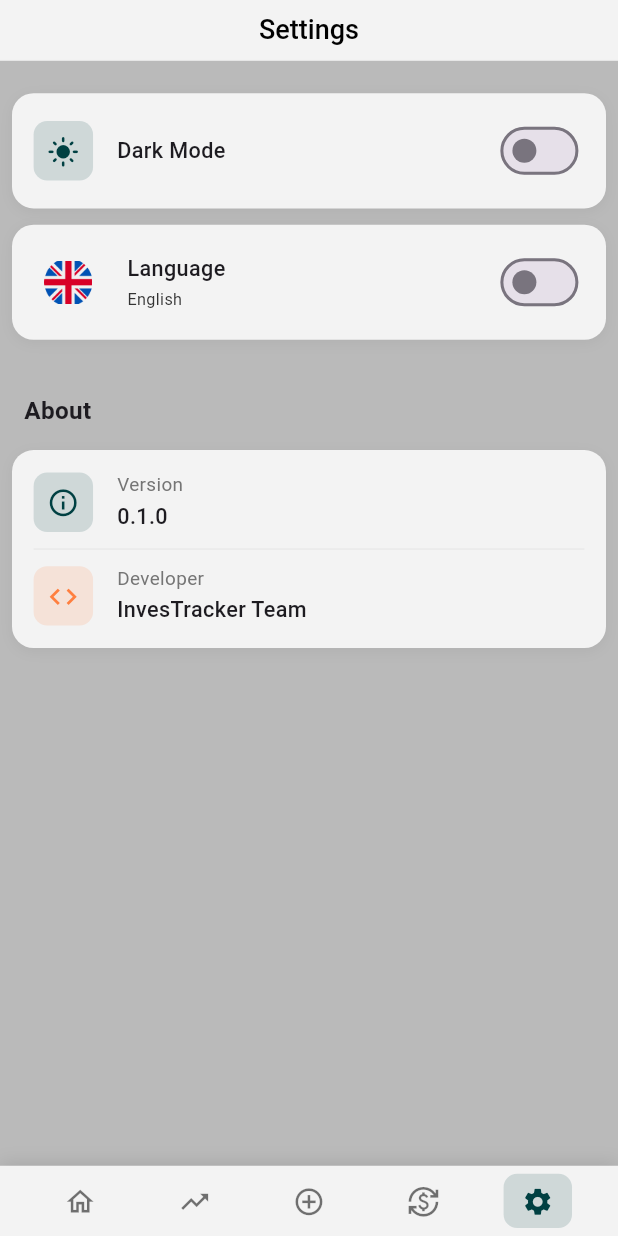
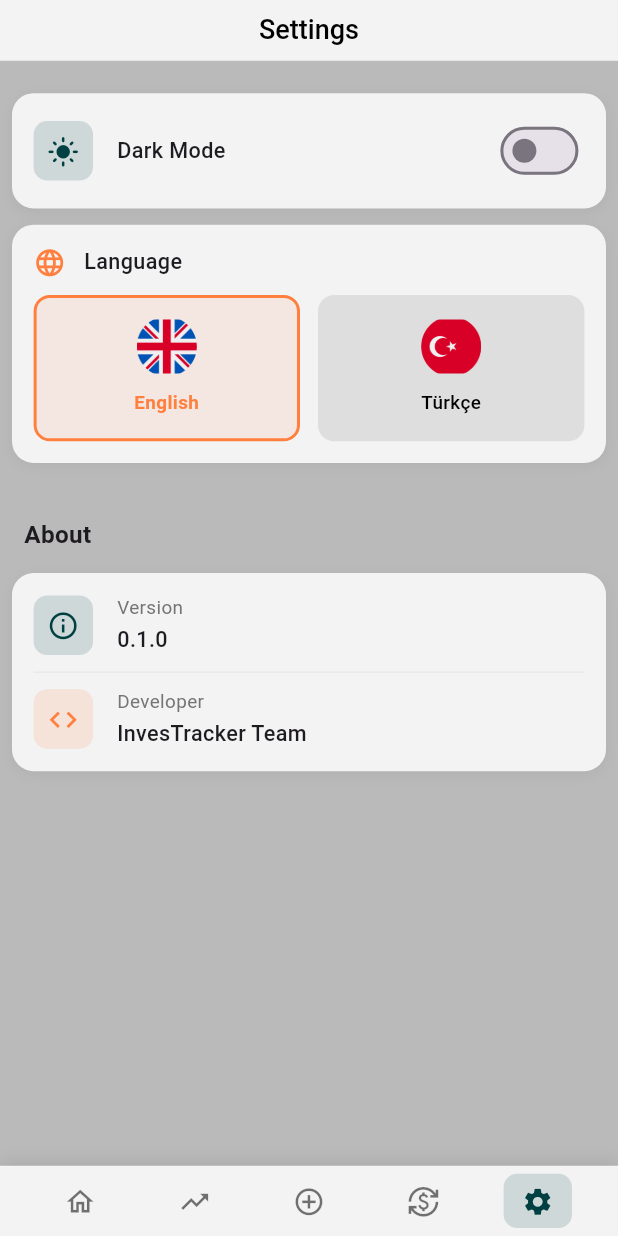
Before and after one commit to YigitAkture/InvesTracker, a Flutter app: the screen it shows after launch, item 5 of the bottom bar chosen, on a phone screen of 412 x 824 dp. Run offline on Flutter 3.47's test engine with Material 3 defaults, Android fonts, the phone set to English and light mode, and no system bars; our stand-ins replace flutter_screenutil, shared_preferences; network calls fail.

Commit message:
change language change setting

```diff
--- a/inves_tracker/lib/views/settings/widgets/language_setting_item.dart
+++ b/inves_tracker/lib/views/settings/widgets/language_setting_item.dart
@@ -13,33 +13,20 @@ class LanguageSettingItem extends StatelessWidget {
     final localeNotifier = Provider.of<LocaleNotifier>(context);
     final l10n = AppLocalizations.of(context)!;
 
-    return Row(
-      mainAxisAlignment: MainAxisAlignment.spaceBetween,
+    return Column(
+      crossAxisAlignment: CrossAxisAlignment.start,
       children: [
-        Row(
+        // Language label
+        Padding(
+          padding: EdgeInsets.only(bottom: 12.h),
+          child: Row(
             children: [
-            // Flag icon instead of language icon
-            Padding(
-              padding: EdgeInsets.all(8.r),
-              child: Image.asset(
-                _getFlagAsset(localeNotifier),
-                height: 32.h,
-                width: 32.w,
-                fit: BoxFit.cover,
-                errorBuilder: (context, error, stackTrace) {
-                  // Fallback to icon if flag image not found
-                  return Icon(
+              Icon(
                 Icons.language,
                 color: AppColors.secondary(context),
                 size: 24.sp,
-                  );
-                },
               ),
-            ),
-            SizedBox(width: 16.w),
-            Column(
-              crossAxisAlignment: CrossAxisAlignment.start,
-              children: [
+              SizedBox(width: 12.w),
               Text(
                 l10n.language,
                 style: TextStyle(
@@ -47,68 +34,138 @@ class LanguageSettingItem extends StatelessWidget {
                   fontWeight: FontWeight.w500,
                 ),
               ),
-                SizedBox(height: 2.h),
-                Text(
-                  _getCurrentLanguage(context, localeNotifier),
-                  style: TextStyle(
-                    fontSize: 12.sp,
-                    color: AppColors.title(context),
+            ],
+          ),
+        ),
+
+        // Language buttons row
+        Row(
+          children: [
+            // English button
+            Expanded(
+              child: _LanguageButton(
+                flagAsset: 'assets/img/flags/gbp.png',
+                languageName: 'English',
+                isSelected: _isEnglish(localeNotifier),
+                onTap: () {
+                  localeNotifier.setLocale(const Locale('en'));
+                },
+              ),
+            ),
+            SizedBox(width: 12.w),
+
+            // Turkish button
+            Expanded(
+              child: _LanguageButton(
+                flagAsset: 'assets/img/flags/try.png',
+                languageName: 'Türkçe',
+                isSelected: _isTurkish(localeNotifier),
+                onTap: () {
+                  localeNotifier.setLocale(const Locale('tr'));
+                },
               ),
             ),
           ],
         ),
       ],
-        ),
-        Switch(
-          value: _isTurkish(localeNotifier),
-          onChanged: (value) {
-            if (value) {
-              localeNotifier.setLocale(const Locale('tr'));
-            } else {
-              localeNotifier.setLocale(const Locale('en'));
-            }
-          },
-          activeThumbColor: AppColors.secondary(context),
-        ),
-      ],
     );
   }
 
-  String _getFlagAsset(LocaleNotifier localeNotifier) {
+  bool _isEnglish(LocaleNotifier localeNotifier) {
     final currentLocale = localeNotifier.locale;
     if (currentLocale == null) {
-      // Use system locale - default to English flag
-      return 'assets/img/flags/gbp.png';
+      return true; // Default to English
     }
-
-    if (currentLocale.languageCode == 'tr') {
-      return 'assets/img/flags/try.png';
-    } else {
-      return 'assets/img/flags/gbp.png';
-    }
-  }
-
-  String _getCurrentLanguage(
-    BuildContext context,
-    LocaleNotifier localeNotifier,
-  ) {
-    final l10n = AppLocalizations.of(context)!;
-    final currentLocale =
-        localeNotifier.locale ?? Localizations.localeOf(context);
-
-    if (currentLocale.languageCode == 'tr') {
-      return l10n.turkish;
-    } else {
-      return l10n.english;
-    }
+    return currentLocale.languageCode == 'en';
   }
 
   bool _isTurkish(LocaleNotifier localeNotifier) {
     final currentLocale = localeNotifier.locale;
     if (currentLocale == null) {
-      // Use system locale - default to English
       return false;
     }
     return currentLocale.languageCode == 'tr';
   }
 }
+
+class _LanguageButton extends StatelessWidget {
+  final String flagAsset;
+  final String languageName;
+  final bool isSelected;
+  final VoidCallback onTap;
+
+  const _LanguageButton({
+    required this.flagAsset,
+    required this.languageName,
+    required this.isSelected,
+    required this.onTap,
+  });
+
+  @override
+  Widget build(BuildContext context) {
+    return GestureDetector(
+      onTap: onTap,
+      child: Container(
+        padding: EdgeInsets.symmetric(vertical: 16.h, horizontal: 12.w),
+        decoration: BoxDecoration(
+          color: isSelected
+              ? AppColors.secondary(context).withValues(alpha: 0.1)
+              : AppColors.background2(context),
+          borderRadius: BorderRadius.circular(12.r),
+          border: Border.all(
+            color: isSelected
+                ? AppColors.secondary(context)
+                : Colors.transparent,
+            width: 2.w,
+          ),
+        ),
+        child: Column(
+          mainAxisAlignment: MainAxisAlignment.center,
+          children: [
+            // Flag image
+            ClipRRect(
+              borderRadius: BorderRadius.circular(8.r),
+              child: Image.asset(
+                flagAsset,
+                height: 40.h,
+                width: 40.w,
+                fit: BoxFit.cover,
+                errorBuilder: (context, error, stackTrace) {
+                  return Container(
+                    height: 40.h,
+                    width: 56.w,
+                    decoration: BoxDecoration(
+                      color: AppColors.background2(context),
+                      borderRadius: BorderRadius.circular(8.r),
+                    ),
+                    child: Icon(
+                      Icons.flag,
+                      size: 24.sp,
+                      color: AppColors.secondary(context),
+                    ),
+                  );
+                },
+              ),
+            ),
+            SizedBox(height: 12.h),
+
+            // Language name
+            Text(
+              languageName,
+              style: TextStyle(
+                fontSize: 14.sp,
+                fontWeight: isSelected ? FontWeight.w600 : FontWeight.w500,
+                color: isSelected
+                    ? AppColors.secondary(context)
+                    : Theme.of(context).brightness == Brightness.dark
+                        ? Colors.white
+                        : Colors.black,
+              ),
+              textAlign: TextAlign.center,
+            ),
+          ],
+        ),
+      ),
+    );
+  }
+}
```
Lines whose indentation alone changed are shown as unchanged.
